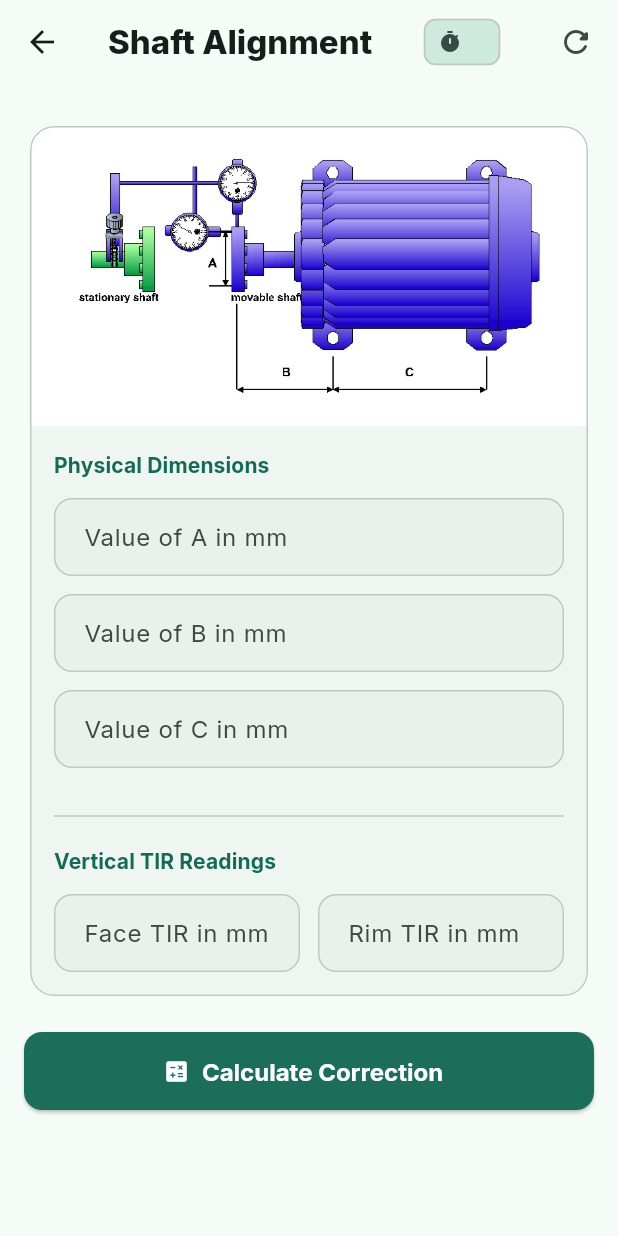
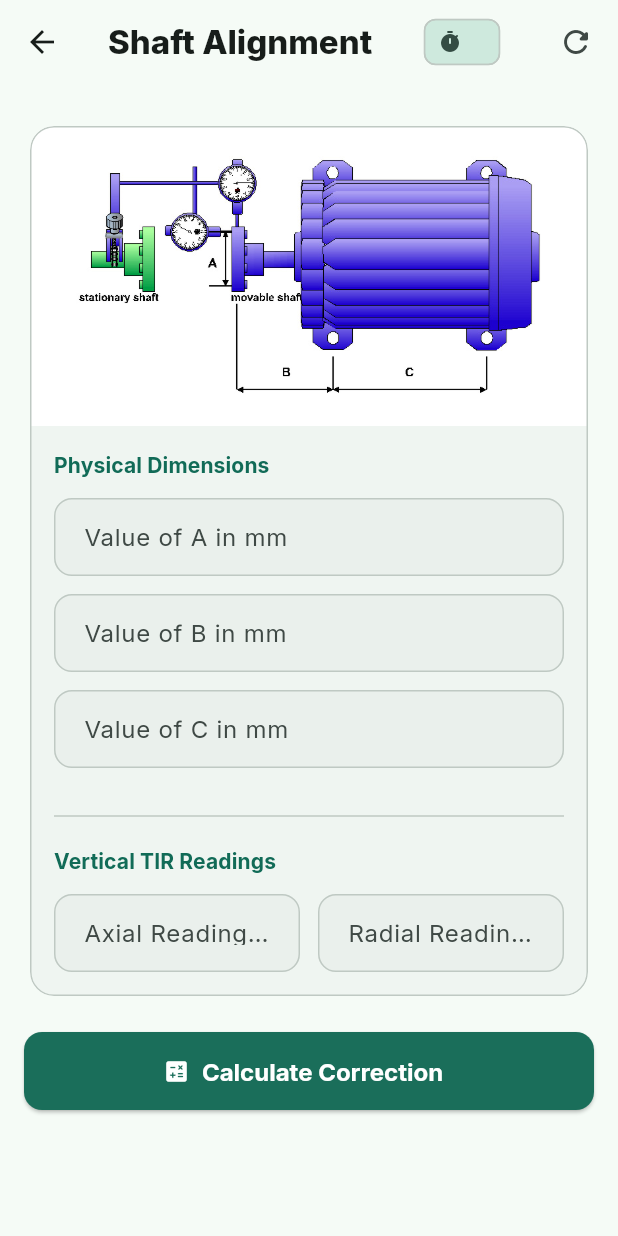
Before and after one commit to Siddhesh-crypt/pump_alignment, a Flutter app: the CalculatorScreen screen opened directly, on a phone screen of 412 x 824 dp. Run offline on Flutter 3.47's test engine with Material 3 defaults, Android fonts, the phone set to English and light mode, and no system bars; our stand-ins replace device_info_plus, flutter_animate, flutter_riverpod, gap, google_fonts, shared_preferences; missing offline and left inert: dart:js, razorpay_flutter; accounts and stored records are empty.

Commit message:
Cnage the Name in Rim TIR and Face TIR

```diff
--- a/lib/features/calculator/presentation/screens/calculator_screen.dart
+++ b/lib/features/calculator/presentation/screens/calculator_screen.dart
@@ -284,7 +284,7 @@ class _CalculatorScreenState extends ConsumerState<CalculatorScreen> {
                                       controller: _faceCtrl,
                                       focusNode: _faceFocus,
                                       nextFocusNode: _rimFocus,
-                                      label: 'Face TIR in mm',
+                                      label: 'Axial Reading in mm',
                                       suffixText: 'mm',
                                       validator: (v) =>
                                           Validators.requiredDouble(
@@ -298,7 +298,7 @@ class _CalculatorScreenState extends ConsumerState<CalculatorScreen> {
                                     child: AlignmentInputField(
                                       controller: _rimCtrl,
                                       focusNode: _rimFocus,
-                                      label: 'Rim TIR in mm',
+                                      label: 'Radial Reading in mm',
                                       suffixText: 'mm',
                                       isLast: true,
                                       validator: (v) =>
```
